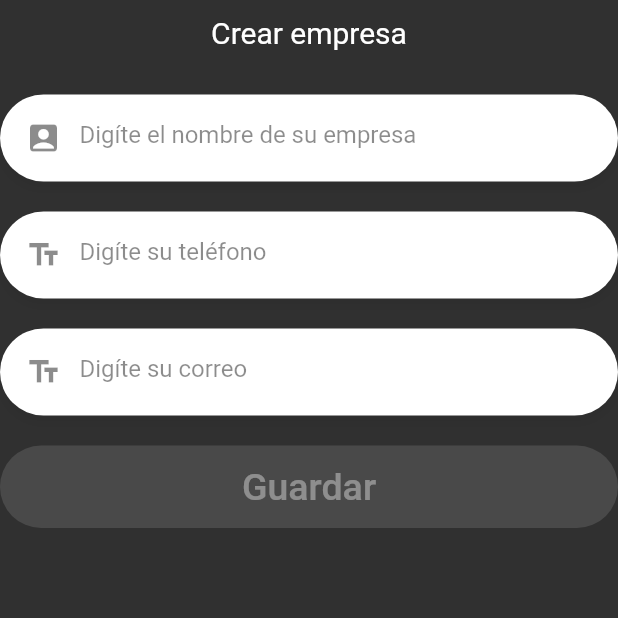
After one commit to jsolis69/reservaapp, a Flutter app: the RegistrarEmpresaPage screen opened by its route, on a phone screen of 412 x 824 dp, the top half of it. The commit adds this screen. Run offline on Flutter 3.47's test engine with Material 2 defaults, Android fonts, the light colour scheme and no system bars; our stand-ins replace animate_do, calendar_timeline, flutter_slidable, flutter_svg, font_awesome_flutter, grouped_list and 2 more; accounts and stored records are empty; network calls fail.

Commit message:
Se agrega modificaciones

```diff
--- a/lib/main.dart
+++ b/lib/main.dart
@@ -9,6 +9,7 @@ import 'package:reservaapp/paginas/Anfitrion/menuAnfitron_page.dart';
 import 'package:reservaapp/paginas/Anfitrion/misCanchas_page.dart';
 import 'package:reservaapp/paginas/Anfitrion/misHorarios_page.dart';
 import 'package:reservaapp/paginas/Anfitrion/misSucursales_page.dart';
+import 'package:reservaapp/paginas/Anfitrion/registrarEmpresa_page.dart';
 import 'package:reservaapp/paginas/ayuda_page.dart';
 import 'package:reservaapp/paginas/canchas_page.dart';
 import 'package:reservaapp/paginas/comentarios_page.dart';
@@ -21,6 +22,7 @@ import 'package:reservaapp/paginas/procesarReserva_page.dart';
 import 'package:reservaapp/paginas/registro_page.dart';
 import 'package:reservaapp/paginas/sucursales_page.dart';
 import 'package:reservaapp/providers/canchas_provider.dart';
+import 'package:reservaapp/providers/empresa_provider.dart';
 import 'package:reservaapp/providers/horarios_provider.dart';
 import 'package:reservaapp/providers/reserva_provider.dart';
 import 'package:reservaapp/providers/sucursales_provider.dart';
@@ -46,6 +48,7 @@ void main() async{
           ChangeNotifierProvider( create: (_)=>new NotificacionModel()),
           ChangeNotifierProvider( create: (_)=>new CanchasProvider()),
           ChangeNotifierProvider( create: (_)=>new HorarioProvider()),
+          ChangeNotifierProvider( create: (_)=>new EmpresaProvider()),
         ],
         child: MyApp(),
       )
@@ -94,6 +97,7 @@ class MyApp extends StatelessWidget {
           'MisCanchas': (BuildContext context) => MisCanchasPage(),
           'MenuAnfitrion': (BuildContext context) => MenuAnfitrionPage(),
           'MisHorarios': (BuildContext context) => MisHorariosPage(),
+          'RegistrarEmpresa': (BuildContext context) => RegistrarEmpresaPage(),
 
           //acá genericas
           'Ayuda': (BuildContext context) => AyudaPage(),
--- /dev/null
+++ b/lib/models/empresa_model.dart
@@ -0,0 +1,79 @@
+// To parse this JSON data, do
+//
+//     final empresaResponse = empresaResponseFromJson(jsonString);
+
+import 'dart:convert';
+
+import 'package:reservaapp/models/estado_model.dart';
+
+EmpresaResponse empresaResponseFromJson(String str) => EmpresaResponse.fromJson(json.decode(str));
+
+String empresaResponseToJson(EmpresaResponse data) => json.encode(data.toJson());
+
+class EmpresaResponse {
+    int codigoRespuesta;
+    String descripcionRespuesta;
+    List<Objeto> listaGenerica;
+    Objeto objeto;
+
+    EmpresaResponse({
+        required this.codigoRespuesta,
+        required this.descripcionRespuesta,
+        required this.listaGenerica,
+        required this.objeto,
+    });
+
+    factory EmpresaResponse.fromJson(Map<String, dynamic> json) => EmpresaResponse(
+        codigoRespuesta: json["CodigoRespuesta"],
+        descripcionRespuesta: json["DescripcionRespuesta"],
+        listaGenerica: List<Objeto>.from(json["ListaGenerica"].map((x) => Objeto.fromJson(x))),
+        objeto: Objeto.fromJson(json["Objeto"]),
+    );
+
+    Map<String, dynamic> toJson() => {
+        "CodigoRespuesta": codigoRespuesta,
+        "DescripcionRespuesta": descripcionRespuesta,
+        "ListaGenerica": List<dynamic>.from(listaGenerica.map((x) => x.toJson())),
+        "Objeto": objeto.toJson(),
+    };
+}
+
+class Objeto {
+    int idEmpresa;
+    String? nombre;
+    String? telefono;
+    String? correo;
+    Estado estado;
+    dynamic logo;
+    List<dynamic> sucursales;
+
+    Objeto({
+        required this.idEmpresa,
+        required this.nombre,
+        required this.telefono,
+        required this.correo,
+        required this.estado,
+        required this.logo,
+        required this.sucursales,
+    });
+
+    factory Objeto.fromJson(Map<String, dynamic> json) => Objeto(
+        idEmpresa: json["IdEmpresa"],
+        nombre: json["Nombre"],
+        telefono: json["Telefono"],
+        correo: json["Correo"],
+        estado: Estado.fromJson(json["Estado"]),
+        logo: json["Logo"],
+        sucursales: List<dynamic>.from(json["Sucursales"].map((x) => x)),
+    );
+
+    Map<String, dynamic> toJson() => {
+        "IdEmpresa": idEmpresa,
+        "Nombre": nombre,
+        "Telefono": telefono,
+        "Correo": correo,
+        "Estado": estado.toJson(),
+        "Logo": logo,
+        "Sucursales": List<dynamic>.from(sucursales.map((x) => x)),
+    };
+}
--- /dev/null
+++ b/lib/paginas/Anfitrion/registrarEmpresa_page.dart
@@ -0,0 +1,106 @@
+import 'dart:async';
+
+import 'package:flutter/material.dart';
+import 'package:provider/provider.dart';
+import 'package:reservaapp/Preferencias_usuario/preferencias_usuario.dart';
+import 'package:reservaapp/models/notificacion_model.dart';
+import 'package:reservaapp/providers/empresa_provider.dart';
+import 'package:reservaapp/widgets/boton_personalizado.dart';
+import 'package:reservaapp/widgets/etiqueta_personalizada.dart';
+import 'package:reservaapp/widgets/input_personalizado.dart';
+import 'package:reservaapp/widgets/notificacion_widget.dart';
+
+class RegistrarEmpresaPage extends StatelessWidget {
+  const RegistrarEmpresaPage({super.key});
+
+  @override
+  Widget build(BuildContext context) {
+    return Scaffold(
+      body: Stack(
+        children: [
+          _formulario(context),
+          const NotificacionWidget()
+        ],
+      ),
+    );
+  }
+
+Widget _formulario(BuildContext context) {
+    final empresaprovider = Provider.of<EmpresaProvider>(context, listen: false);
+    //final notificacionModel = Provider.of<NotificacionModel>(context);
+
+    return SingleChildScrollView(
+      child: Column(
+        children: <Widget>[
+          SafeArea(
+            child: Container(
+              height: 10.0,
+            ),
+          ),
+          Column(
+            children: [
+              EtiquetaPersonalizada(descripcion: 'Crear empresa', tamano: 20.0 ),
+              SizedBox(height: 30.0),
+              InputPersonalizado(icono: Icons.account_box, placeholder: 'Digíte el nombre de su empresa', onChange: (value) => { empresaprovider.nombre = value  },),
+              InputPersonalizado(icono: Icons.text_fields, placeholder: 'Digíte su teléfono', tipoTeclado: TextInputType.phone, onChange: (value) => { empresaprovider.telefono = value  },),
+              InputPersonalizado(icono: Icons.text_fields, placeholder: 'Digíte su correo', tipoTeclado: TextInputType.emailAddress, onChange: (value) => { empresaprovider.correo = value  },),
+              //InputPersonalizado(icono: Icons.lock, placeholder: 'Dígite su contraseña', tipoPassword: '◍', esPassword: true, tipoTeclado: TextInputType.visiblePassword, onChange: (value) => { usuarioprovider.contrasenia = value },),
+              //InputPersonalizado(icono: Icons.lock, placeholder: 'Vuelva a digitar la contraseña', tipoPassword: '◍', esPassword: true, tipoTeclado: TextInputType.visiblePassword, onChange: (value) => { usuarioprovider.validarcontrasenia = value  },),
+              //InputPersonalizado(icono: Icons.text_fields, placeholder: 'Digíte su nombre completo', tipoTeclado: TextInputType.visiblePassword, onChange: (value) => { usuarioprovider.nombre = value  },),
+
+
+             _crearBoton(context),
+            ],
+          ),
+        ],
+      )
+    );
+
+
+  }
+
+  Widget _crearBoton(BuildContext context) {
+
+    //final usuarioprovider = Provider.of<UsuarioProvider>(context, listen: false);
+    final empresaprovider = Provider.of<EmpresaProvider>(context, listen: false);
+    final notificacionModel = Provider.of<NotificacionModel>(context);
+
+    return BotonPersonalizado(
+      texto: 'Guardar',
+      onPressed: () {
+        empresaprovider.idUsuario = PreferenciasUsuario.usuarioLogueado;
+          empresaprovider.InsertarEmpresa().then((resp)
+          {
+            if(resp.codigoRespuesta == 0)
+            {
+              PreferenciasUsuario.esPropietario = true;
+              Navigator.pushReplacementNamed(context, 'MisSucursales');
+            }
+            else
+            {
+              notificacionModel.mostrarAlerta = true;
+              notificacionModel.descripcion = resp.descripcionRespuesta;
+              notificacionModel.codigo = resp.codigoRespuesta;
+              Timer(const Duration(seconds: 3), (() => { notificacionModel.mostrarAlerta = false } ));
+            }
+          });
+      },
+      validador: _validarRegistro(context),
+    );
+  }
+}
+
+bool _validarRegistro(BuildContext context) {
+  //final usuarioprovider = Provider.of<UsuarioProvider>(context, listen: false);
+  final empresaprovider = Provider.of<EmpresaProvider>(context, listen: true);
+  //if(empresaprovider.idUsuario.isEmpty)
+   // return false;
+  if(empresaprovider.nombre.isEmpty)
+    return false;
+  if(empresaprovider.telefono.isEmpty)
+    return false;
+  if(empresaprovider.correo.isEmpty)
+    return false;
+
+  return true;
+}
--- a/lib/paginas/horarios_page.dart
+++ b/lib/paginas/horarios_page.dart
@@ -41,7 +41,7 @@ class HorariosxDia extends StatelessWidget {
 
 
     final canchaServices = Provider.of<CanchasProvider>(context);
-    final horarioServices = Provider.of<HorarioProvider>(context);
+    final horarioServices = Provider.of<HorarioProvider>(context, listen: false);
     final reservaServices = Provider.of<ReservaProvider>(context);
 
     final fSer = new DateFormat('yyyy-MM-dd');
--- /dev/null
+++ b/lib/providers/empresa_provider.dart
@@ -0,0 +1,72 @@
+import 'dart:convert';
+import 'package:flutter/cupertino.dart';
+import 'package:http/http.dart' as http;
+import 'package:reservaapp/models/empresa_model.dart';
+import 'package:reservaapp/utils/utils.dart';
+
+
+class EmpresaProvider with ChangeNotifier{
+
+  int _idUsuario = 0;
+  int get idUsuario => _idUsuario;
+  set idUsuario(int value){
+  _idUsuario = value;
+  notifyListeners();
+  }
+
+
+  String _telefono = '';
+  String get telefono => _telefono;
+  String _correo = '';
+  String get correo => _correo;
+
+  String _nombre = '';
+  String get nombre => _nombre;
+  set nombre(String value){
+  _nombre = value;
+  notifyListeners();
+  }
+
+  set telefono(String value){
+  _telefono = value;
+  notifyListeners();
+  }
+
+  set correo(String value){
+  _correo = value;
+  notifyListeners();
+  }
+
+Future<EmpresaResponse> InsertarEmpresa() async {
+
+ final autData = {
+     'IdUsuario': this.idUsuario,
+     'Empresa': {
+        'Nombre': this.nombre,
+        'Telefono': this.telefono,
+        'Correo': this.correo
+     }
+ };
+ var url = Uri.http( Utilitarios().urlWebapi, '/Reserva.API/api/Empresa/InsertarEmpresa');
+ final datos = json.encode( autData );
+
+
+  final resp = await http.post(
+     url,
+     body: datos
+     ,headers: Utilitarios().header
+  );
+
+   if(resp.statusCode == 200)
+   {
+      EmpresaResponse empresa = empresaResponseFromJson(resp.body);
+      //PreferenciasUsuario.esPropietario = autenticar.objeto.indEsAdministrador;
+      //PreferenciasUsuario.usuarioLogueado = autenticar.objeto.idUsuario;
+      return empresa;
+   }
+   else{
+    throw Exception('Ocurrió un error al autenticar.');
+   }
+}
+
+}
```
Also changed, not shown: lib/models/cancha_model.dart (+2 -20 lines), lib/models/estado_model.dart (added, +19 -0 lines), lib/models/horariosCancha_model.dart (+12 -30 lines), lib/models/sucursales_model.dart (+5 -5 lines), lib/models/usuario_model.dart (renamed from lib/models/autenticar_model.dart, +12 -30 lines), lib/paginas/menu_page.dart (+10 -0 lines), lib/providers/horarios_provider.dart (+9 -8 lines), lib/providers/usuario_provider.dart (+5 -5 lines).
